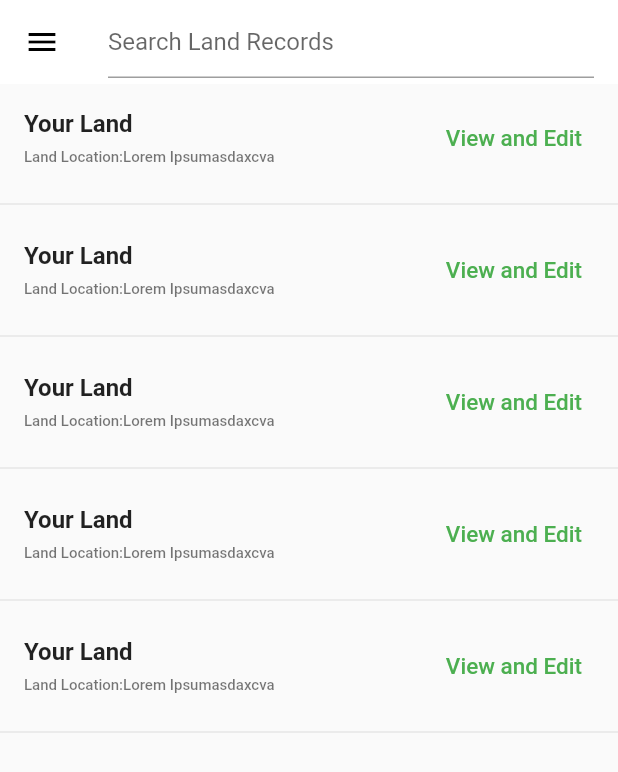
After one commit to fwdAndroid/landmatch, a Flutter app: the ViewLandRecords screen opened directly, on a phone screen of 412 x 824 dp. The commit adds this screen. Shown: the top 772 px of the screen. Run offline on Flutter 3.47's test engine with Material 2 defaults, Android fonts, the phone set to English and light mode, and no system bars.

Commit message:
Layout and View

```diff
--- /dev/null
+++ b/lib/mainscreen/land/view_lands_records.dart
@@ -0,0 +1,54 @@
+import 'package:flutter/material.dart';
+import 'package:flutter/src/widgets/framework.dart';
+import 'package:flutter/src/widgets/placeholder.dart';
+import 'package:landmatch/widgets/my_drawer.dart';
+
+class ViewLandRecords extends StatefulWidget {
+  const ViewLandRecords({super.key});
+
+  @override
+  State<ViewLandRecords> createState() => _ViewLandRecordsState();
+}
+
+class _ViewLandRecordsState extends State<ViewLandRecords> {
+  @override
+  Widget build(BuildContext context) {
+    return Scaffold(
+      appBar: AppBar(
+        title: TextField(
+          decoration: InputDecoration(hintText: "Search Land Records"),
+        ),
+        iconTheme: IconThemeData(color: Colors.black),
+        elevation: 0,
+        automaticallyImplyLeading: true,
+        backgroundColor: Colors.white,
+      ),
+      drawer: MyDawer(),
+      body: ListView.builder(
+          itemCount: 5,
+          itemBuilder: (BuildContext context, int index) {
+            return Column(
+              children: [
+                ListTile(
+                  trailing: TextButton(
+                      onPressed: () {},
+                      child: Text(
+                        "View and Edit",
+                        style: TextStyle(color: Colors.green, fontSize: 15),
+                      )),
+                  title: Text(
+                    "Your Land",
+                    style: TextStyle(fontWeight: FontWeight.bold, fontSize: 16),
+                  ),
+                  subtitle: Text(
+                    "Land Location:Lorem Ipsumasdaxcva",
+                    style: TextStyle(fontWeight: FontWeight.w500, fontSize: 10),
+                  ),
+                ),
+                Divider()
+              ],
+            );
+          }),
+    );
+  }
+}
--- a/lib/widgets/my_drawer.dart
+++ b/lib/widgets/my_drawer.dart
@@ -1,6 +1,7 @@
 import 'package:flutter/material.dart';
 import 'package:flutter/src/widgets/framework.dart';
 import 'package:flutter/src/widgets/placeholder.dart';
+import 'package:landmatch/mainscreen/land/view_lands_records.dart';
 
 import '../profilesetting/profile.dart';
 
@@ -44,11 +45,20 @@ class _MyDawerState extends State<MyDawer> {
           ),
           Divider(),
           ListTile(
+            onTap: () {
+              Navigator.push(context,
+                  MaterialPageRoute(builder: (builder) => ViewLandRecords()));
+            },
             title: Text("Lands Records"),
             leading: Icon(Icons.landscape),
           ),
           Divider(),
           ListTile(
+            onTap: () {
+              ScaffoldMessenger.of(context).showSnackBar(SnackBar(
+                  content: Text(
+                      "We cant create its layout because we use builtin packages where layout is already created")));
+            },
             title: Text("Payments"),
             leading: Icon(Icons.payments),
           ),
```
